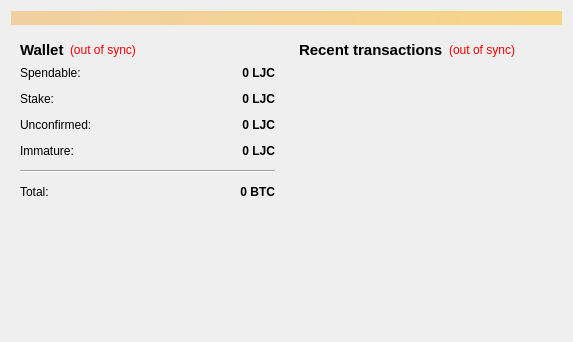
Old version of the form src/qt/forms/overviewpage.ui in the repository loning/stratisX.
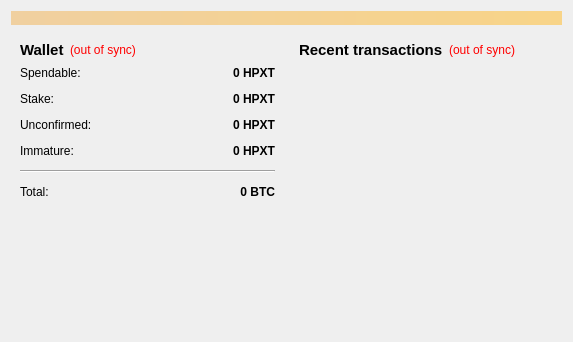
New version of the form.

Patch:
```diff
--- a/src/qt/forms/overviewpage.ui
+++ b/src/qt/forms/overviewpage.ui
@@ -118,7 +118,7 @@
                <string>Your current spendable balance</string>
               </property>
               <property name="text">
-               <string notr="true">0 LJC</string>
+               <string notr="true">0 HPXT</string>
               </property>
               <property name="alignment">
                <set>Qt::AlignRight|Qt::AlignTrailing|Qt::AlignVCenter</set>
@@ -150,7 +150,7 @@
                <string>Total of coins that was staked, and do not yet count toward the current balance</string>
               </property>
               <property name="text">
-               <string notr="true">0 LJC</string>
+               <string notr="true">0 HPXT</string>
               </property>
               <property name="alignment">
                <set>Qt::AlignRight|Qt::AlignTrailing|Qt::AlignVCenter</set>
@@ -182,7 +182,7 @@
                <string>Total of transactions that have yet to be confirmed, and do not yet count toward the current balance</string>
               </property>
               <property name="text">
-               <string notr="true">0 LJC</string>
+               <string notr="true">0 HPXT</string>
               </property>
               <property name="alignment">
                <set>Qt::AlignRight|Qt::AlignTrailing|Qt::AlignVCenter</set>
@@ -211,7 +211,7 @@
                <string>Mined balance that has not yet matured</string>
               </property>
               <property name="text">
-               <string notr="true">0 LJC</string>
+               <string notr="true">0 HPXT</string>
               </property>
               <property name="alignment">
                <set>Qt::AlignRight|Qt::AlignTrailing|Qt::AlignVCenter</set>
```
